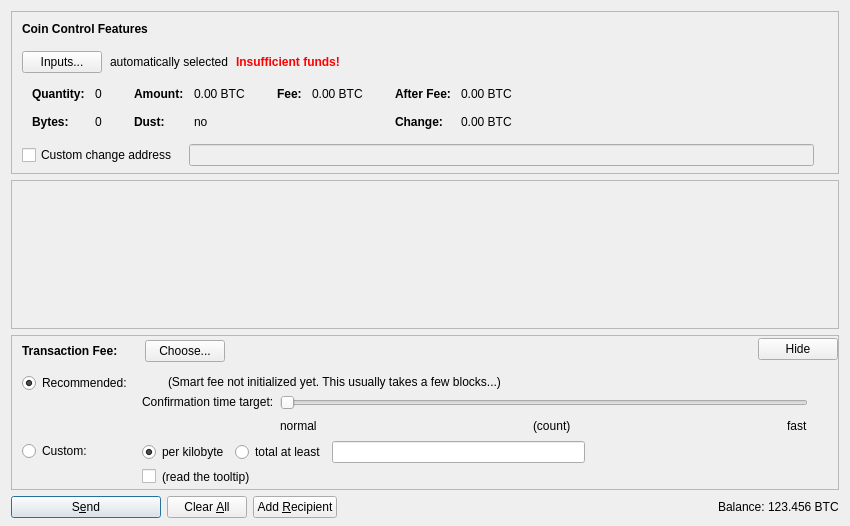
Above: src/qt/forms/sendcoinsdialog.ui from raffermeko/bitcoin before the change. Below: the same form after it.
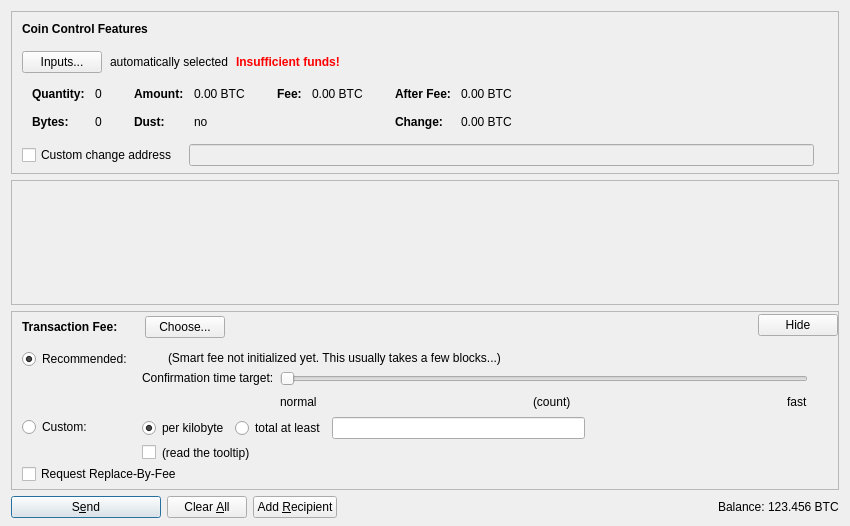
That is the form after the change. Icons and pictures are not drawn. Custom widgets are drawn as their Qt base class.

Commit message: [Qt] Add simple optin-RBF checkbox and confirmation info

```diff
--- a/src/qt/forms/sendcoinsdialog.ui
+++ b/src/qt/forms/sendcoinsdialog.ui
@@ -1158,6 +1158,16 @@
              </item>
             </layout>
            </item>
+           <item>
+            <widget class="QCheckBox" name="optInRBF">
+             <property name="text">
+              <string>Request Replace-By-Fee</string>
+             </property>
+             <property name="toolTip">
+              <string>Indicates that the sender may wish to replace this transaction with a new one paying higher fees (prior to being confirmed).</string>
+             </property>
+            </widget>
+           </item>
           </layout>
          </widget>
         </item>
@@ -1168,8 +1178,8 @@
           </property>
           <property name="sizeHint" stdset="0">
            <size>
-            <width>800</width>
-            <height>1</height>
+            <width>40</width>
+            <height>5</height>
            </size>
           </property>
          </spacer>
```
The commit also changes 1 other file.
